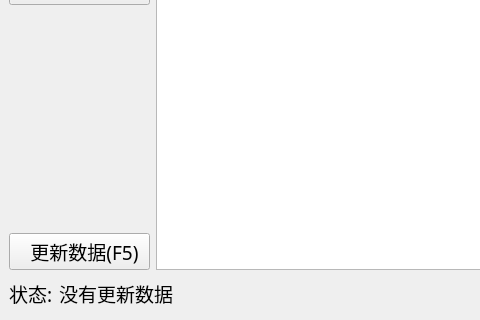
First picture: the form in Windows/clsMainWindow.ui, repository caicaiking/AbamaAnalysis, before the edit; both pictures show x 0 to 480 and y 164 to 484 of the 879 by 484 pixel window.
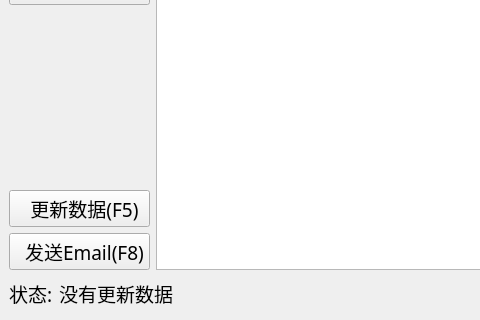
Second picture: the form after the edit. Icons and pictures are not drawn.

Commit message: 添加了发送邮件功能

What changed in the file:
```diff
--- a/Windows/clsMainWindow.ui
+++ b/Windows/clsMainWindow.ui
@@ -184,6 +184,44 @@
           </property>
          </widget>
         </item>
+        <item>
+         <widget class="QPushButton" name="btnSendEmail">
+          <property name="minimumSize">
+           <size>
+            <width>0</width>
+            <height>35</height>
+           </size>
+          </property>
+          <property name="sizeIncrement">
+           <size>
+            <width>0</width>
+            <height>0</height>
+           </size>
+          </property>
+          <property name="font">
+           <font>
+            <family>楷体</family>
+            <pointsize>14</pointsize>
+           </font>
+          </property>
+          <property name="text">
+           <string>  发送Email(F8)</string>
+          </property>
+          <property name="icon">
+           <iconset resource="../MyRes.qrc">
+            <normaloff>:/Icons/email.png</normaloff>:/Icons/email.png</iconset>
+          </property>
+          <property name="iconSize">
+           <size>
+            <width>30</width>
+            <height>30</height>
+           </size>
+          </property>
+          <property name="shortcut">
+           <string>F8</string>
+          </property>
+         </widget>
+        </item>
        </layout>
       </item>
       <item>
```
The commit also changes 30 other files.
